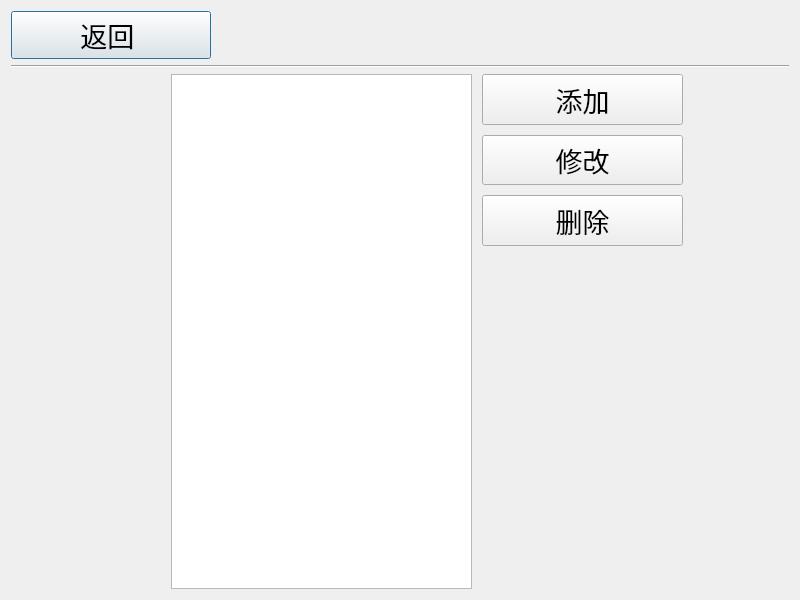
The window that tx2_iris/departmanage.ui (iuytr09/tx2_iris) describes before a commit, drawn with Qt 5.
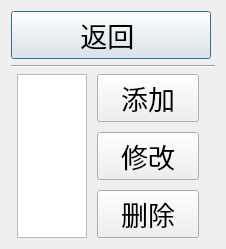
The same window after the commit. Icons and pictures are not drawn.

```diff
--- a/tx2_iris/departmanage.ui
+++ b/tx2_iris/departmanage.ui
@@ -6,8 +6,8 @@
    <rect>
     <x>0</x>
     <y>0</y>
-    <width>800</width>
-    <height>600</height>
+    <width>226</width>
+    <height>247</height>
    </rect>
   </property>
   <property name="font">
```
